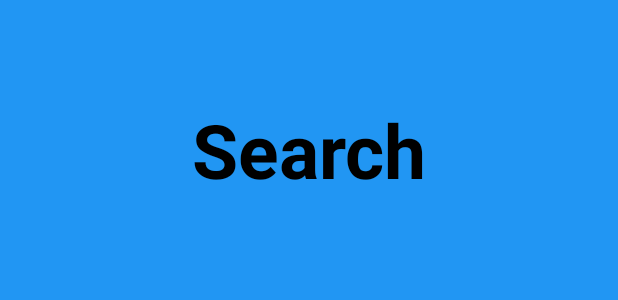
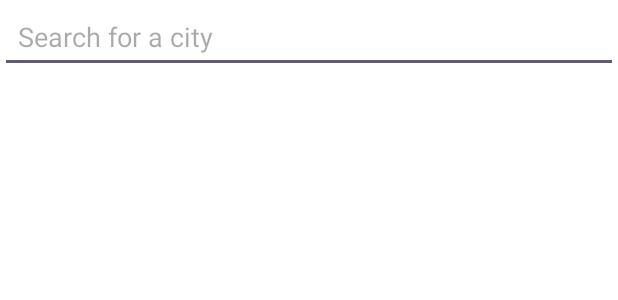
Before and after one commit to ppazosp/ChangApp, an Android app: the layout fragment_search.xml on its own in the app's theme, with its tools: preview values and no code run, on a phone screen of 412 x 824 dp. Shown: the top 300 px of the screen. Run offline under Robolectric (Android 15) with nearby library versions, the phone set to English and light mode, and no system bars.

Commit message:
search bar prototype

```diff
--- a/app/build.gradle.kts
+++ b/app/build.gradle.kts
@@ -53,4 +53,10 @@ dependencies {
     androidTestImplementation(libs.androidx.espresso.core)
 
     implementation ("com.github.ismaeldivita:chip-navigation-bar:1.3.4")
+
+    implementation ("com.squareup.okhttp3:okhttp:4.9.3")
+    implementation ("com.google.code.gson:gson:2.8.9")
+    implementation ("com.squareup.retrofit2:retrofit:2.9.0")
+    implementation ("com.squareup.retrofit2:converter-gson:2.9.0")
+    implementation ("androidx.recyclerview:recyclerview:1.2.1")
 }
--- a/app/src/main/AndroidManifest.xml
+++ b/app/src/main/AndroidManifest.xml
@@ -1,6 +1,8 @@
 <?xml version="1.0" encoding="utf-8"?>
 <manifest xmlns:android="http://schemas.android.com/apk/res/android"
     xmlns:tools="http://schemas.android.com/tools">
+
+    <uses-permission android:name="android.permission.INTERNET"/>
 
     <application
         android:allowBackup="true"
--- a/app/src/main/res/layout/fragment_search.xml
+++ b/app/src/main/res/layout/fragment_search.xml
@@ -1,19 +1,36 @@
 <?xml version="1.0" encoding="utf-8"?>
 <RelativeLayout
     xmlns:android="http://schemas.android.com/apk/res/android"
+    xmlns:app="http://schemas.android.com/apk/res-auto"
     xmlns:tools="http://schemas.android.com/tools"
     android:layout_width="match_parent"
     android:layout_height="match_parent"
     tools:context=".SearchFragment"
-    android:background="#2196F3">
+    android:background="#FFFFFF">
 
-    <TextView
+    <androidx.constraintlayout.widget.ConstraintLayout
         android:layout_width="match_parent"
-        android:layout_height="200dp"
-        android:text="Search"
-        android:textSize="50sp"
-        android:textStyle="bold"
-        android:textColor="@color/black"
-        android:gravity="center"/>
+        android:layout_height="match_parent">
+
+        <AutoCompleteTextView
+            android:id="@+id/autocomplete_city"
+            android:layout_width="match_parent"
+            android:layout_height="wrap_content"
+            android:hint="Search for a city"
+            android:inputType="text"
+            android:padding="12dp"
+            app:layout_constraintEnd_toEndOf="parent"
+            app:layout_constraintStart_toStartOf="parent"
+            app:layout_constraintTop_toTopOf="parent" />
+
+        <androidx.recyclerview.widget.RecyclerView
+            android:id="@+id/recyclerview_suggestions"
+            android:layout_width="match_parent"
+            android:layout_height="wrap_content"
+            android:visibility="visible"
+            app:layout_constraintEnd_toEndOf="parent"
+            app:layout_constraintStart_toStartOf="parent"
+            app:layout_constraintTop_toBottomOf="@+id/autocomplete_city" />
+    </androidx.constraintlayout.widget.ConstraintLayout>
 
 </RelativeLayout>
--- a/gradle/libs.versions.toml
+++ b/gradle/libs.versions.toml
@@ -1,5 +1,5 @@
 [versions]
-agp = "8.5.2"
+agp = "8.6.0"
 chipNavigationBar = "1.3.4"
 fragmentKtx = "1.8.3"
 kotlin = "1.9.0"
```
Also changed, not shown: app/src/main/java/ppazosp/changapp/MainActivity.kt (+1 -6 lines), app/src/main/java/ppazosp/changapp/NominatimSearch.java (added, +35 -0 lines), app/src/main/java/ppazosp/changapp/Place.java (added, +19 -0 lines), app/src/main/java/ppazosp/changapp/PlaceAdapter.java (added, +54 -0 lines), app/src/main/java/ppazosp/changapp/SearchFragment.kt (+55 -39 lines).
